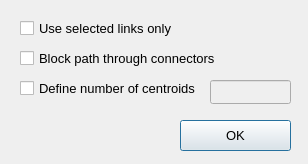
This is paths/forms/advanced_graph_details.ui in AequilibraE/qaequilibrae as Qt 5 draws it before an edit. The edited form follows.
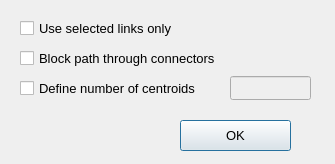
This is the edited form.

Commit message: Correcting double dots in file names reformatting interface

Patch:
```diff
--- a/paths/forms/advanced_graph_details.ui
+++ b/paths/forms/advanced_graph_details.ui
@@ -6,7 +6,7 @@
    <rect>
     <x>0</x>
     <y>0</y>
-    <width>308</width>
+    <width>335</width>
     <height>164</height>
    </rect>
   </property>
@@ -55,8 +55,8 @@
    </property>
    <property name="geometry">
     <rect>
-     <x>210</x>
-     <y>80</y>
+     <x>230</x>
+     <y>76</y>
      <width>81</width>
      <height>24</height>
     </rect>
@@ -88,7 +88,7 @@
     <rect>
      <x>20</x>
      <y>80</y>
-     <width>181</width>
+     <width>201</width>
      <height>17</height>
     </rect>
    </property>
```
The commit also changes 2 other files.
